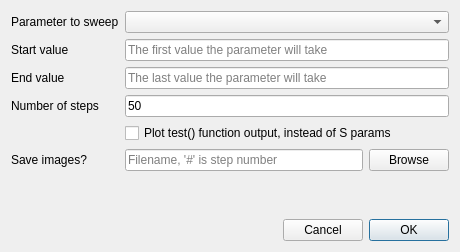
The window that rama/qt/sweep.ui (teenylasers/eggshell) describes before a commit, drawn with Qt 5.
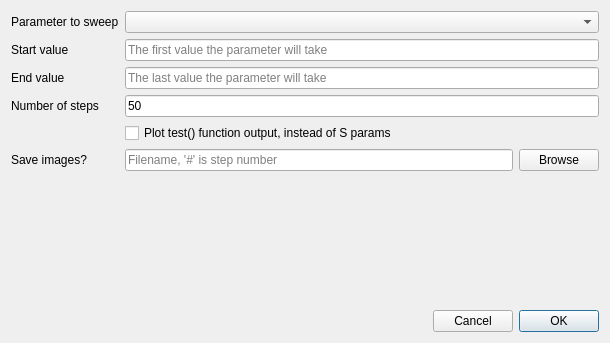
The same window after the commit.

Commit message: Use minimal size for sweep dialog

```diff
--- a/rama/qt/sweep.ui
+++ b/rama/qt/sweep.ui
@@ -9,8 +9,8 @@
    <rect>
     <x>0</x>
     <y>0</y>
-    <width>460</width>
-    <height>252</height>
+    <width>610</width>
+    <height>343</height>
    </rect>
   </property>
   <property name="windowTitle">
```
The commit also changes 1 other file.
